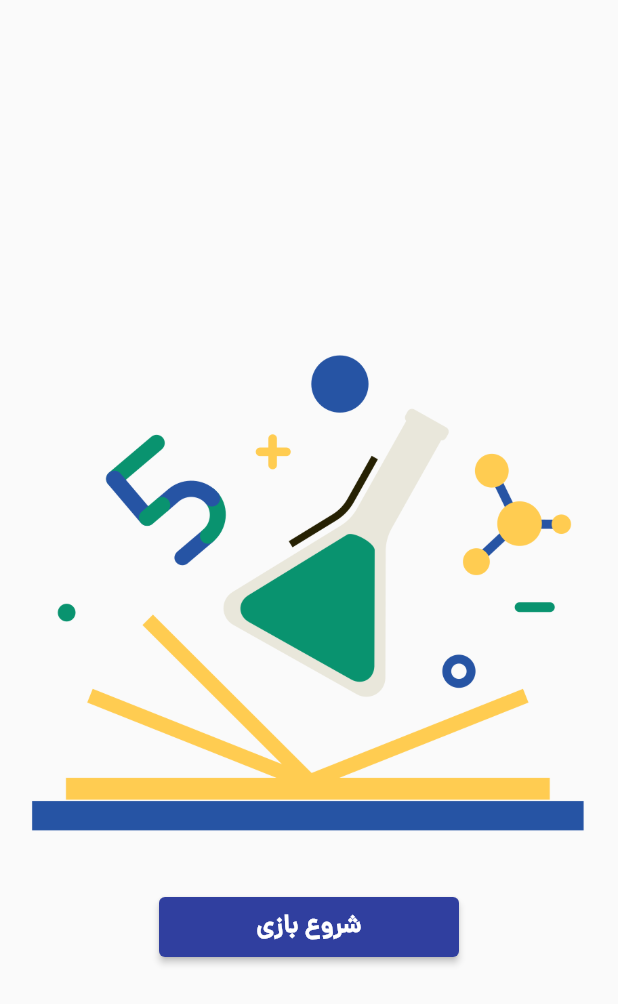
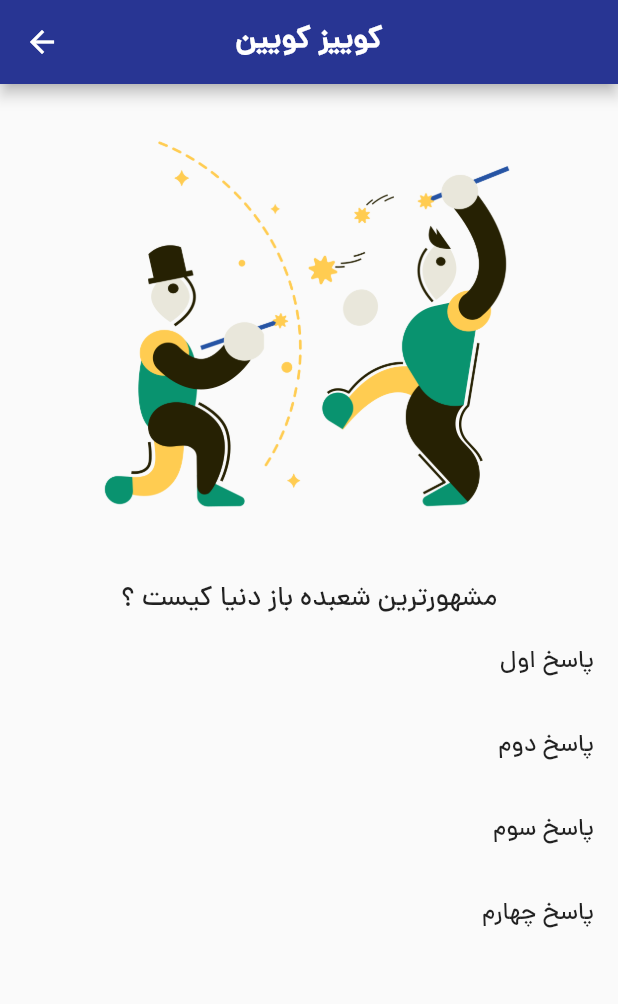
Before and after one commit to mehrdadmoradi001/quiz_app, a Flutter app: the HomeWidget screen opened directly, after a tap on "شروع بازی", on a phone screen of 412 x 824 dp. Shown: the top 1004 px of the screen. Run offline on Flutter 3.47's test engine with Material 2 defaults, Android fonts, the phone set to English and light mode, and no system bars.

```diff
--- /dev/null
+++ b/lib/data/Question.dart
@@ -0,0 +1,6 @@
+class Question{
+  String? questionTitle;
+  String? imageNumber;
+  List<String>? answerList;
+  int? correctAnswer;
+}
--- a/lib/home_page.dart
+++ b/lib/home_page.dart
@@ -1,11 +1,16 @@
 import 'package:flutter/material.dart';
+import 'package:quiz_app/quiz_page.dart';
+import 'package:quiz_app/widgets/appBar_widget.dart';
 
 class HomeWidget extends StatelessWidget {
   const HomeWidget({Key? key}) : super(key: key);
 
   @override
   Widget build(BuildContext context) {
-    return SafeArea(
+    return Scaffold(
+      backgroundColor: Colors.white,
+      appBar: AppBarWidget(),
+      body: SafeArea(
         child: Column(
           mainAxisAlignment: MainAxisAlignment.center,
           children: [
@@ -17,10 +22,23 @@ class HomeWidget extends StatelessWidget {
                 backgroundColor: Colors.indigo[700],
                 minimumSize: Size(200.0, 40.0),
               ),
-            onPressed: () {},
-            child: Text('شروع بازی',style: TextStyle(color: Colors.white,fontWeight: FontWeight.bold,fontSize: 17),),
+              onPressed: () {
+                Navigator.of(context).push(
+                  MaterialPageRoute(
+                    builder: (BuildContext context) => QuizPage(),
+                  ),
+                );
+              },
+              child: Text(
+                'شروع بازی',
+                style: TextStyle(
+                    color: Colors.white,
+                    fontWeight: FontWeight.bold,
+                    fontSize: 17),
+              ),
             ),
           ],
+        ),
       ),
     );
   }
--- /dev/null
+++ b/lib/quiz_page.dart
@@ -0,0 +1,57 @@
+import 'package:flutter/material.dart';
+import 'package:quiz_app/widgets/appBar_widget.dart';
+
+class QuizPage extends StatelessWidget {
+  const QuizPage({Key? key}) : super(key: key);
+
+  @override
+  Widget build(BuildContext context) {
+    return Scaffold(
+      appBar: AppBarWidget(),
+      body: SafeArea(
+        child: Column(
+          crossAxisAlignment: CrossAxisAlignment.center,
+          children: [
+            Container(width: double.infinity),
+            Image(
+              image: AssetImage('images/1.png'),
+              height: 300,
+            ),
+            SizedBox(
+              height: 30,
+            ),
+            Text(
+              'مشهورترین شعبده باز دنیا کیست ؟',
+              textAlign: TextAlign.center,
+              style: TextStyle(fontSize: 18),
+            ),
+            ListTile(
+              title: Text(
+                'پاسخ اول',
+                textAlign: TextAlign.end,
+              ),
+            ),
+            ListTile(
+              title: Text(
+                'پاسخ دوم',
+                textAlign: TextAlign.end,
+              ),
+            ),
+            ListTile(
+              title: Text(
+                'پاسخ سوم',
+                textAlign: TextAlign.end,
+              ),
+            ),
+            ListTile(
+              title: Text(
+                'پاسخ چهارم',
+                textAlign: TextAlign.end,
+              ),
+            ),
+          ],
+        ),
+      ),
+    );
+  }
+}
--- /dev/null
+++ b/lib/widgets/appBar_widget.dart
@@ -0,0 +1,11 @@
+import 'package:flutter/material.dart';
+
+PreferredSizeWidget AppBarWidget(){
+  return AppBar(
+    backgroundColor: Colors.indigo[800],
+    title: Text(
+      'کوییز کویین',
+      style: TextStyle(fontWeight: FontWeight.bold),
+    ),
+    centerTitle: true,);
+}
```
Also changed, not shown: lib/constants/Constants.dart (added, +23 -0 lines), lib/main.dart (+1 -9 lines). Lines whose indentation alone changed are shown as unchanged.
